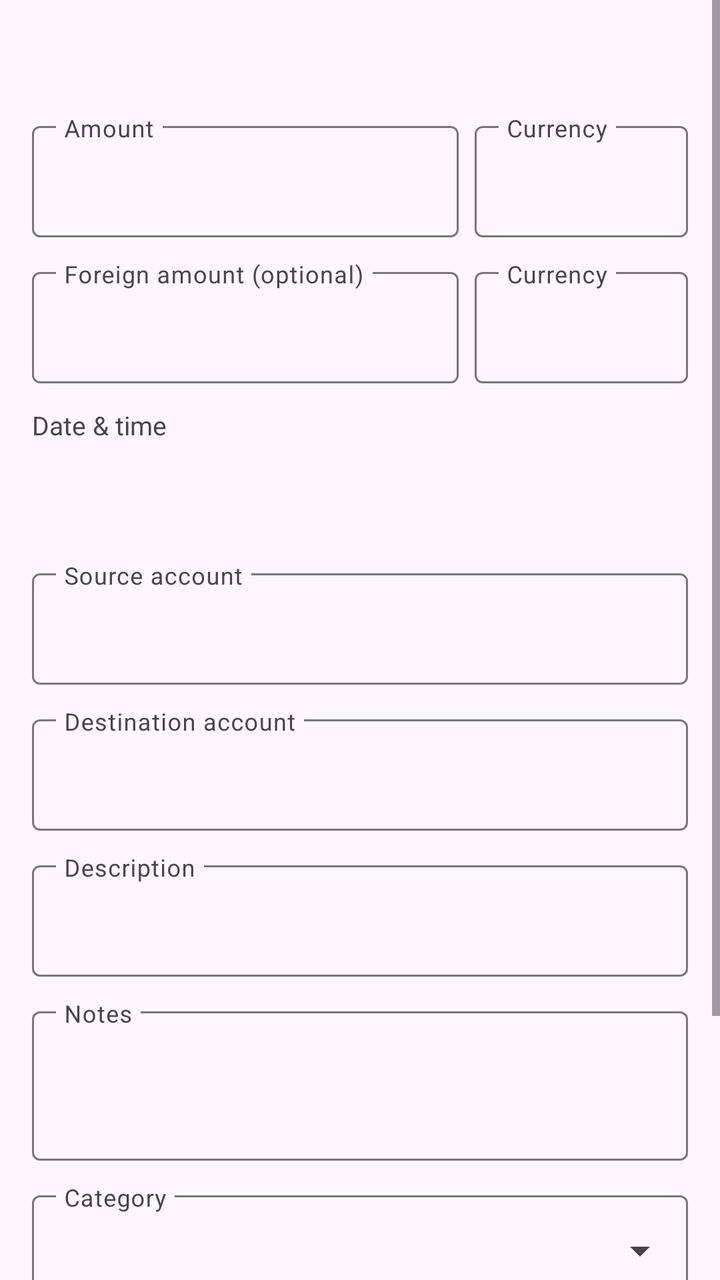
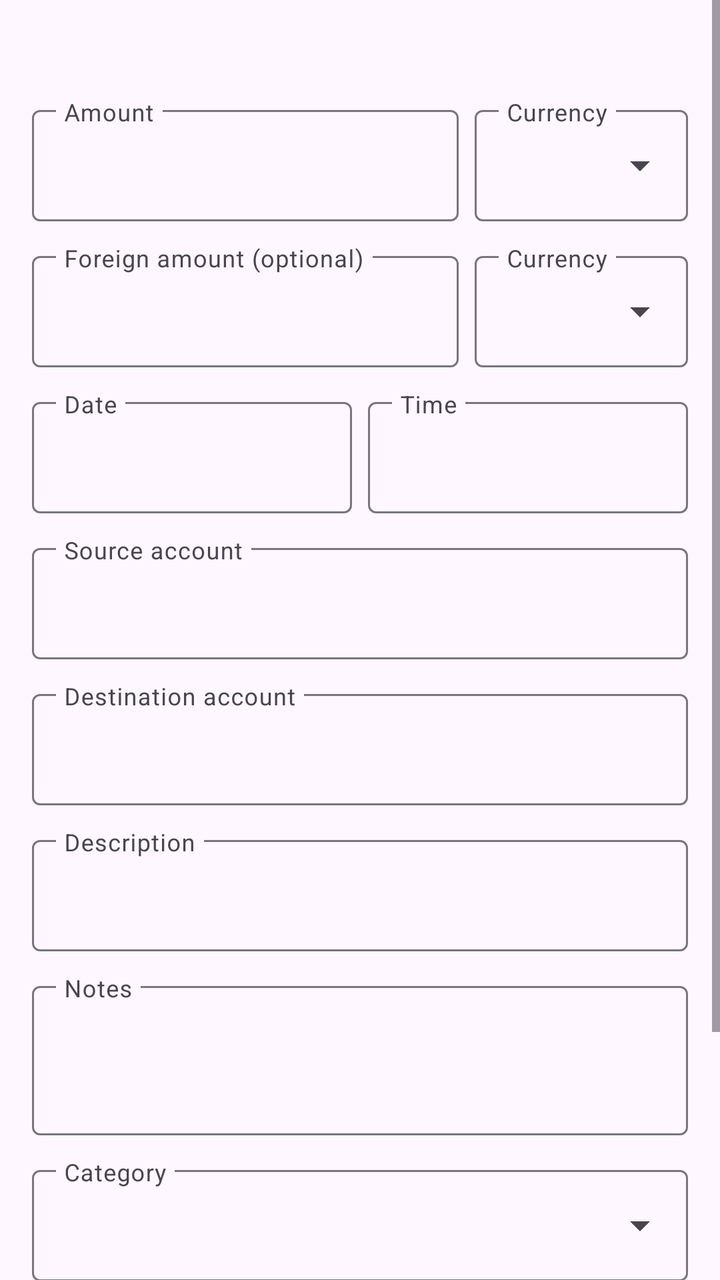

Compare the two renders of this Android layout. The source of the first and the diff that turns it into the second are given below.
<!-- AndroidManifest.xml: application theme Theme.FfNotifyImporter -->
<!-- res/layout/fragment_create_transaction.xml -->
<?xml version="1.0" encoding="utf-8"?>
<ScrollView xmlns:android="http://schemas.android.com/apk/res/android"
    xmlns:app="http://schemas.android.com/apk/res-auto"
    android:layout_width="match_parent"
    android:layout_height="match_parent">

    <LinearLayout
        android:layout_width="match_parent"
        android:layout_height="wrap_content"
        android:orientation="vertical"
        android:padding="16dp">

        <TextView
            android:id="@+id/alreadyLinkedWarningText"
            android:layout_width="match_parent"
            android:layout_height="wrap_content"
            android:layout_marginBottom="16dp"
            android:textColor="?attr/colorError"
            android:textStyle="bold"
            android:textSize="14sp"
            android:visibility="gone" />

        <TextView
            android:id="@+id/kindText"
            android:layout_width="match_parent"
            android:layout_height="wrap_content"
            android:layout_marginBottom="16dp"
            android:background="?attr/selectableItemBackground"
            android:paddingVertical="4dp"
            android:textColor="#888888"
            android:textSize="13sp" />

        <LinearLayout
            android:layout_width="match_parent"
            android:layout_height="wrap_content"
            android:layout_marginBottom="12dp"
            android:orientation="horizontal">

            <com.google.android.material.textfield.TextInputLayout
                android:layout_width="0dp"
                android:layout_height="wrap_content"
                android:layout_marginEnd="8dp"
                android:layout_weight="2"
                android:hint="@string/create_tx_field_amount"
                app:expandedHintEnabled="false">

                <com.google.android.material.textfield.TextInputEditText
                    android:id="@+id/amountInput"
                    android:layout_width="match_parent"
                    android:layout_height="wrap_content"
                    android:inputType="numberDecimal" />

            </com.google.android.material.textfield.TextInputLayout>

            <com.google.android.material.textfield.TextInputLayout
                android:layout_width="0dp"
                android:layout_height="wrap_content"
                android:layout_weight="1"
                android:hint="@string/create_tx_field_currency"
                app:expandedHintEnabled="false">

                <com.google.android.material.textfield.TextInputEditText
                    android:id="@+id/currencyCodeInput"
                    android:layout_width="match_parent"
                    android:layout_height="wrap_content"
                    android:inputType="textCapCharacters"
                    android:maxLines="1" />

            </com.google.android.material.textfield.TextInputLayout>

        </LinearLayout>

        <LinearLayout
            android:layout_width="match_parent"
            android:layout_height="wrap_content"
            android:layout_marginBottom="12dp"
            android:orientation="horizontal">

            <com.google.android.material.textfield.TextInputLayout
                android:layout_width="0dp"
                android:layout_height="wrap_content"
                android:layout_marginEnd="8dp"
                android:layout_weight="2"
                android:hint="@string/create_tx_field_foreign_amount"
                app:expandedHintEnabled="false">

                <com.google.android.material.textfield.TextInputEditText
                    android:id="@+id/foreignAmountInput"
                    android:layout_width="match_parent"
                    android:layout_height="wrap_content"
                    android:inputType="numberDecimal" />

            </com.google.android.material.textfield.TextInputLayout>

            <com.google.android.material.textfield.TextInputLayout
                android:layout_width="0dp"
                android:layout_height="wrap_content"
                android:layout_weight="1"
                android:hint="@string/create_tx_field_currency"
                app:expandedHintEnabled="false">

                <com.google.android.material.textfield.TextInputEditText
                    android:id="@+id/foreignCurrencyCodeInput"
                    android:layout_width="match_parent"
                    android:layout_height="wrap_content"
                    android:inputType="textCapCharacters"
                    android:maxLines="1" />

            </com.google.android.material.textfield.TextInputLayout>

        </LinearLayout>

        <TextView
            android:layout_width="match_parent"
            android:layout_height="wrap_content"
            android:text="@string/create_tx_field_datetime"
            android:textSize="13sp" />

        <Button
            android:id="@+id/dateTimeButton"
            style="?attr/borderlessButtonStyle"
            android:layout_width="wrap_content"
            android:layout_height="wrap_content"
            android:layout_marginBottom="12dp"
            android:minWidth="0dp"
            android:paddingStart="0dp"
            android:textAllCaps="false" />

        <com.google.android.material.textfield.TextInputLayout
            android:id="@+id/sourceAccountLayout"
            android:layout_width="match_parent"
            android:layout_height="wrap_content"
            android:layout_marginBottom="12dp"
            android:hint="@string/create_tx_field_source_account"
            app:expandedHintEnabled="false">

            <com.google.android.material.textfield.TextInputEditText
                android:id="@+id/sourceAccountInput"
                android:layout_width="match_parent"
                android:layout_height="wrap_content" />

        </com.google.android.material.textfield.TextInputLayout>

        <com.google.android.material.textfield.TextInputLayout
            android:id="@+id/destinationAccountLayout"
            android:layout_width="match_parent"
            android:layout_height="wrap_content"
            android:layout_marginBottom="12dp"
            android:hint="@string/create_tx_field_destination_account"
            app:expandedHintEnabled="false">

            <com.google.android.material.textfield.TextInputEditText
                android:id="@+id/destinationAccountInput"
                android:layout_width="match_parent"
                android:layout_height="wrap_content" />

        </com.google.android.material.textfield.TextInputLayout>

        <com.google.android.material.textfield.TextInputLayout
            android:layout_width="match_parent"
            android:layout_height="wrap_content"
            android:layout_marginBottom="12dp"
            android:hint="@string/create_tx_field_description"
            app:expandedHintEnabled="false">

            <com.google.android.material.textfield.TextInputEditText
                android:id="@+id/descriptionInput"
                android:layout_width="match_parent"
                android:layout_height="wrap_content" />

        </com.google.android.material.textfield.TextInputLayout>

        <com.google.android.material.textfield.TextInputLayout
            android:layout_width="match_parent"
            android:layout_height="wrap_content"
            android:layout_marginBottom="12dp"
            android:hint="@string/create_tx_field_notes"
            app:expandedHintEnabled="false">

            <com.google.android.material.textfield.TextInputEditText
                android:id="@+id/notesInput"
                android:layout_width="match_parent"
                android:layout_height="wrap_content"
                android:gravity="top"
                android:inputType="textMultiLine"
                android:minLines="2" />

        </com.google.android.material.textfield.TextInputLayout>

        <com.google.android.material.textfield.TextInputLayout
            android:id="@+id/categoryLayout"
            android:layout_width="match_parent"
            android:layout_height="wrap_content"
            android:layout_marginBottom="12dp"
            android:hint="@string/create_tx_field_category"
            app:expandedHintEnabled="false"
            app:endIconMode="custom"
            app:endIconDrawable="@drawable/ic_dropdown"
            app:endIconContentDescription="@string/create_tx_pick_category">

            <com.google.android.material.textfield.TextInputEditText
                android:id="@+id/categoryInput"
                android:layout_width="match_parent"
                android:layout_height="wrap_content" />

        </com.google.android.material.textfield.TextInputLayout>

        <com.google.android.material.textfield.TextInputLayout
            android:layout_width="match_parent"
            android:layout_height="wrap_content"
            android:layout_marginBottom="16dp"
            android:hint="@string/create_tx_field_tags"
            app:expandedHintEnabled="false">

            <com.google.android.material.textfield.TextInputEditText
                android:id="@+id/tagsInput"
                android:layout_width="match_parent"
                android:layout_height="wrap_content" />

        </com.google.android.material.textfield.TextInputLayout>

        <LinearLayout
            android:layout_width="match_parent"
            android:layout_height="wrap_content"
            android:orientation="horizontal">

            <View
                android:layout_width="0dp"
                android:layout_height="1dp"
                android:layout_weight="1" />

            <Button
                android:id="@+id/createTransactionButton"
                android:layout_width="wrap_content"
                android:layout_height="wrap_content"
                android:text="@string/test_match_create" />

        </LinearLayout>

    </LinearLayout>

</ScrollView>
<!-- resources referenced by this layout -->
<resources>
  <!-- drawable ic_dropdown (drawable) -->
  <?xml version="1.0" encoding="utf-8"?>
  <vector xmlns:android="http://schemas.android.com/apk/res/android"
      android:width="24dp"
      android:height="24dp"
      android:viewportWidth="24"
      android:viewportHeight="24"
      android:tint="?attr/colorOnSurfaceVariant">
      <path
          android:fillColor="#FF000000"
          android:pathData="M7,10l5,5 5,-5z" />
  </vector>
  <string name="create_tx_field_amount">Amount</string>
  <string name="create_tx_field_category">Category</string>
  <string name="create_tx_field_currency">Currency</string>
  <string name="create_tx_field_datetime">Date &amp; time</string>
  <string name="create_tx_field_description">Description</string>
  <string name="create_tx_field_destination_account">Destination account</string>
  <string name="create_tx_field_foreign_amount">Foreign amount (optional)</string>
  <string name="create_tx_field_notes">Notes</string>
  <string name="create_tx_field_source_account">Source account</string>
  <string name="create_tx_field_tags">Tags (comma-separated)</string>
  <string name="create_tx_pick_category">Pick category</string>
  <string name="test_match_create">Create transaction</string>
  <style name="Theme.FfNotifyImporter" parent="Theme.Material3.DayNight.NoActionBar" />
</resources>

<!-- the commit's change to res/layout/fragment_create_transaction.xml (unified diff, before → after) -->
@@ -11,6 +11,15 @@
         android:padding="16dp">
 
         <TextView
+            android:id="@+id/ruleLabelText"
+            android:layout_width="match_parent"
+            android:layout_height="wrap_content"
+            android:layout_marginBottom="12dp"
+            android:textColor="#888888"
+            android:textSize="13sp"
+            android:visibility="gone" />
+
+        <TextView
             android:id="@+id/alreadyLinkedWarningText"
             android:layout_width="match_parent"
             android:layout_height="wrap_content"
@@ -25,8 +34,6 @@
             android:layout_width="match_parent"
             android:layout_height="wrap_content"
             android:layout_marginBottom="16dp"
-            android:background="?attr/selectableItemBackground"
-            android:paddingVertical="4dp"
             android:textColor="#888888"
             android:textSize="13sp" />
 
@@ -53,11 +60,15 @@
             </com.google.android.material.textfield.TextInputLayout>
 
             <com.google.android.material.textfield.TextInputLayout
+                android:id="@+id/currencyCodeLayout"
                 android:layout_width="0dp"
                 android:layout_height="wrap_content"
                 android:layout_weight="1"
                 android:hint="@string/create_tx_field_currency"
-                app:expandedHintEnabled="false">
+                app:expandedHintEnabled="false"
+                app:endIconMode="custom"
+                app:endIconDrawable="@drawable/ic_dropdown"
+                app:endIconContentDescription="@string/rule_pick_currency">
 
                 <com.google.android.material.textfield.TextInputEditText
                     android:id="@+id/currencyCodeInput"
@@ -93,11 +104,15 @@
             </com.google.android.material.textfield.TextInputLayout>
 
             <com.google.android.material.textfield.TextInputLayout
+                android:id="@+id/foreignCurrencyCodeLayout"
                 android:layout_width="0dp"
                 android:layout_height="wrap_content"
                 android:layout_weight="1"
                 android:hint="@string/create_tx_field_currency"
-                app:expandedHintEnabled="false">
+                app:expandedHintEnabled="false"
+                app:endIconMode="custom"
+                app:endIconDrawable="@drawable/ic_dropdown"
+                app:endIconContentDescription="@string/rule_pick_currency">
 
                 <com.google.android.material.textfield.TextInputEditText
                     android:id="@+id/foreignCurrencyCodeInput"
@@ -110,21 +125,48 @@
 
         </LinearLayout>
 
-        <TextView
-            android:layout_width="match_parent"
-            android:layout_height="wrap_content"
-            android:text="@string/create_tx_field_datetime"
-            android:textSize="13sp" />
-
-        <Button
-            android:id="@+id/dateTimeButton"
-            style="?attr/borderlessButtonStyle"
-            android:layout_width="wrap_content"
-            android:layout_height="wrap_content"
-            android:layout_marginBottom="12dp"
-            android:minWidth="0dp"
-            android:paddingStart="0dp"
-            android:textAllCaps="false" />
+        <LinearLayout
+            android:layout_width="match_parent"
+            android:layout_height="wrap_content"
+            android:layout_marginBottom="12dp"
+            android:orientation="horizontal">
+
+            <com.google.android.material.textfield.TextInputLayout
+                android:layout_width="0dp"
+                android:layout_height="wrap_content"
+                android:layout_marginEnd="8dp"
+                android:layout_weight="1"
+                android:hint="@string/create_tx_field_date"
+                app:expandedHintEnabled="false">
+
+                <com.google.android.material.textfield.TextInputEditText
+                    android:id="@+id/transactionDateInput"
+                    android:layout_width="match_parent"
+                    android:layout_height="wrap_content"
+                    android:cursorVisible="false"
+                    android:focusable="false"
+                    android:inputType="none" />
+
+            </com.google.android.material.textfield.TextInputLayout>
+
+            <com.google.android.material.textfield.TextInputLayout
+                android:layout_width="0dp"
+                android:layout_height="wrap_content"
+                android:layout_weight="1"
+                android:hint="@string/create_tx_field_time"
+                app:expandedHintEnabled="false">
+
+                <com.google.android.material.textfield.TextInputEditText
+                    android:id="@+id/transactionTimeInput"
+                    android:layout_width="match_parent"
+                    android:layout_height="wrap_content"
+                    android:cursorVisible="false"
+                    android:focusable="false"
+                    android:inputType="none" />
+
+            </com.google.android.material.textfield.TextInputLayout>
+
+        </LinearLayout>
 
         <com.google.android.material.textfield.TextInputLayout
             android:id="@+id/sourceAccountLayout"
<!-- resource entries referenced after the edit -->
@@ -15,14 +15,16 @@
   <string name="create_tx_field_amount">Amount</string>
   <string name="create_tx_field_category">Category</string>
   <string name="create_tx_field_currency">Currency</string>
-  <string name="create_tx_field_datetime">Date &amp; time</string>
+  <string name="create_tx_field_date">Date</string>
   <string name="create_tx_field_description">Description</string>
   <string name="create_tx_field_destination_account">Destination account</string>
   <string name="create_tx_field_foreign_amount">Foreign amount (optional)</string>
   <string name="create_tx_field_notes">Notes</string>
   <string name="create_tx_field_source_account">Source account</string>
   <string name="create_tx_field_tags">Tags (comma-separated)</string>
+  <string name="create_tx_field_time">Time</string>
   <string name="create_tx_pick_category">Pick category</string>
+  <string name="rule_pick_currency">Pick currency</string>
   <string name="test_match_create">Create transaction</string>
   <style name="Theme.FfNotifyImporter" parent="Theme.Material3.DayNight.NoActionBar" />
 </resources>
